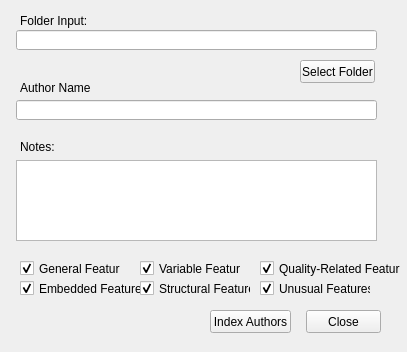
The window that BinAuthorPlugin/Views/UI/BinaryIndexing.ui (g4hsean/BinAuthor) describes before a commit, drawn with Qt 5.
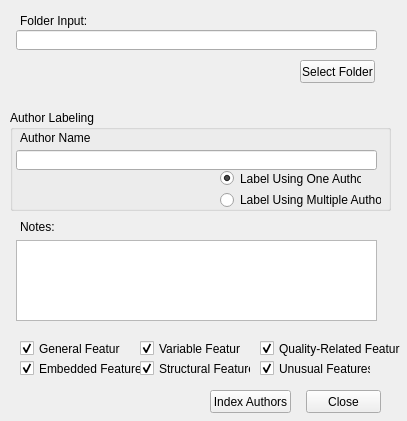
The same window after the commit.

Commit message: Added the ability to grey out Author name applied to indexing entries based on a choice to index one or multiple authors.

```diff
--- a/BinAuthorPlugin/Views/UI/BinaryIndexing.ui
+++ b/BinAuthorPlugin/Views/UI/BinaryIndexing.ui
@@ -7,7 +7,7 @@
     <x>0</x>
     <y>0</y>
     <width>407</width>
-    <height>352</height>
+    <height>421</height>
    </rect>
   </property>
   <property name="windowTitle">
@@ -59,7 +59,7 @@
    <property name="geometry">
     <rect>
      <x>20</x>
-     <y>260</y>
+     <y>340</y>
      <width>101</width>
      <height>17</height>
     </rect>
@@ -75,7 +75,7 @@
    <property name="geometry">
     <rect>
      <x>140</x>
-     <y>260</y>
+     <y>340</y>
      <width>101</width>
      <height>17</height>
     </rect>
@@ -91,7 +91,7 @@
    <property name="geometry">
     <rect>
      <x>260</x>
-     <y>260</y>
+     <y>340</y>
      <width>141</width>
      <height>17</height>
     </rect>
@@ -107,7 +107,7 @@
    <property name="geometry">
     <rect>
      <x>16</x>
-     <y>160</y>
+     <y>240</y>
      <width>361</width>
      <height>81</height>
     </rect>
@@ -117,7 +117,7 @@
    <property name="geometry">
     <rect>
      <x>20</x>
-     <y>140</y>
+     <y>220</y>
      <width>46</width>
      <height>13</height>
     </rect>
@@ -130,7 +130,7 @@
    <property name="geometry">
     <rect>
      <x>306</x>
-     <y>310</y>
+     <y>390</y>
      <width>75</width>
      <height>23</height>
     </rect>
@@ -143,7 +143,7 @@
    <property name="geometry">
     <rect>
      <x>210</x>
-     <y>310</y>
+     <y>390</y>
      <width>81</width>
      <height>23</height>
     </rect>
@@ -156,7 +156,7 @@
    <property name="geometry">
     <rect>
      <x>20</x>
-     <y>280</y>
+     <y>360</y>
      <width>121</width>
      <height>17</height>
     </rect>
@@ -172,7 +172,7 @@
    <property name="geometry">
     <rect>
      <x>140</x>
-     <y>280</y>
+     <y>360</y>
      <width>111</width>
      <height>17</height>
     </rect>
@@ -188,7 +188,7 @@
    <property name="geometry">
     <rect>
      <x>260</x>
-     <y>280</y>
+     <y>360</y>
      <width>111</width>
      <height>17</height>
     </rect>
@@ -201,10 +201,13 @@
    </property>
   </widget>
   <widget class="QLineEdit" name="AuthorInput">
+   <property name="enabled">
+    <bool>true</bool>
+   </property>
    <property name="geometry">
     <rect>
      <x>16</x>
-     <y>100</y>
+     <y>150</y>
      <width>361</width>
      <height>20</height>
     </rect>
@@ -214,7 +217,7 @@
    <property name="geometry">
     <rect>
      <x>20</x>
-     <y>80</y>
+     <y>130</y>
      <width>71</width>
      <height>16</height>
     </rect>
@@ -223,6 +226,64 @@
     <string>Author Name:</string>
    </property>
   </widget>
+  <widget class="QGroupBox" name="groupBox">
+   <property name="geometry">
+    <rect>
+     <x>10</x>
+     <y>110</y>
+     <width>381</width>
+     <height>101</height>
+    </rect>
+   </property>
+   <property name="title">
+    <string>Author Labeling</string>
+   </property>
+   <widget class="QRadioButton" name="single">
+    <property name="geometry">
+     <rect>
+      <x>210</x>
+      <y>60</y>
+      <width>141</width>
+      <height>17</height>
+     </rect>
+    </property>
+    <property name="text">
+     <string>Label Using One Author</string>
+    </property>
+    <property name="checked">
+     <bool>true</bool>
+    </property>
+   </widget>
+   <widget class="QRadioButton" name="multiple">
+    <property name="geometry">
+     <rect>
+      <x>210</x>
+      <y>80</y>
+      <width>161</width>
+      <height>20</height>
+     </rect>
+    </property>
+    <property name="text">
+     <string>Label Using Multiple Authors</string>
+    </property>
+   </widget>
+  </widget>
+  <zorder>groupBox</zorder>
+  <zorder>FolderInput</zorder>
+  <zorder>selectFolder</zorder>
+  <zorder>label</zorder>
+  <zorder>checkBox</zorder>
+  <zorder>checkBox_2</zorder>
+  <zorder>checkBox_3</zorder>
+  <zorder>plainTextEdit</zorder>
+  <zorder>label_2</zorder>
+  <zorder>closeForm</zorder>
+  <zorder>indexAuthors</zorder>
+  <zorder>checkBox_4</zorder>
+  <zorder>checkBox_5</zorder>
+  <zorder>checkBox_6</zorder>
+  <zorder>AuthorInput</zorder>
+  <zorder>label_3</zorder>
  </widget>
  <resources/>
  <connections/>
```
Left out of the diff: 41 changed lines with no effect on the pictures. The commit also changes 2 other files.
